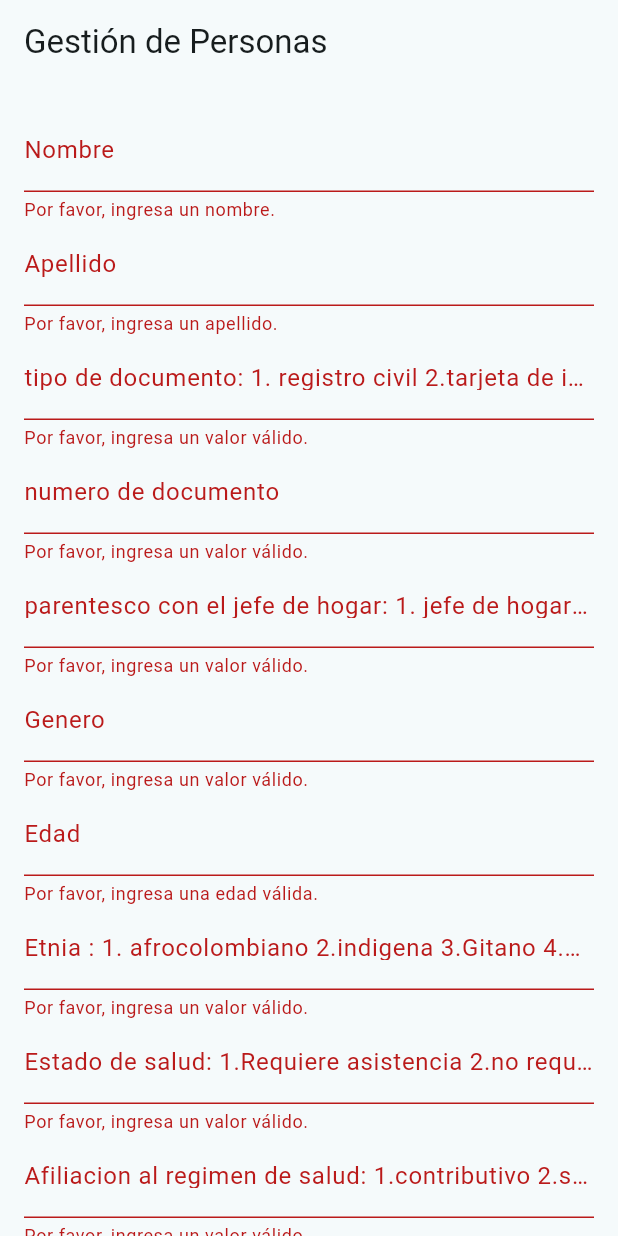
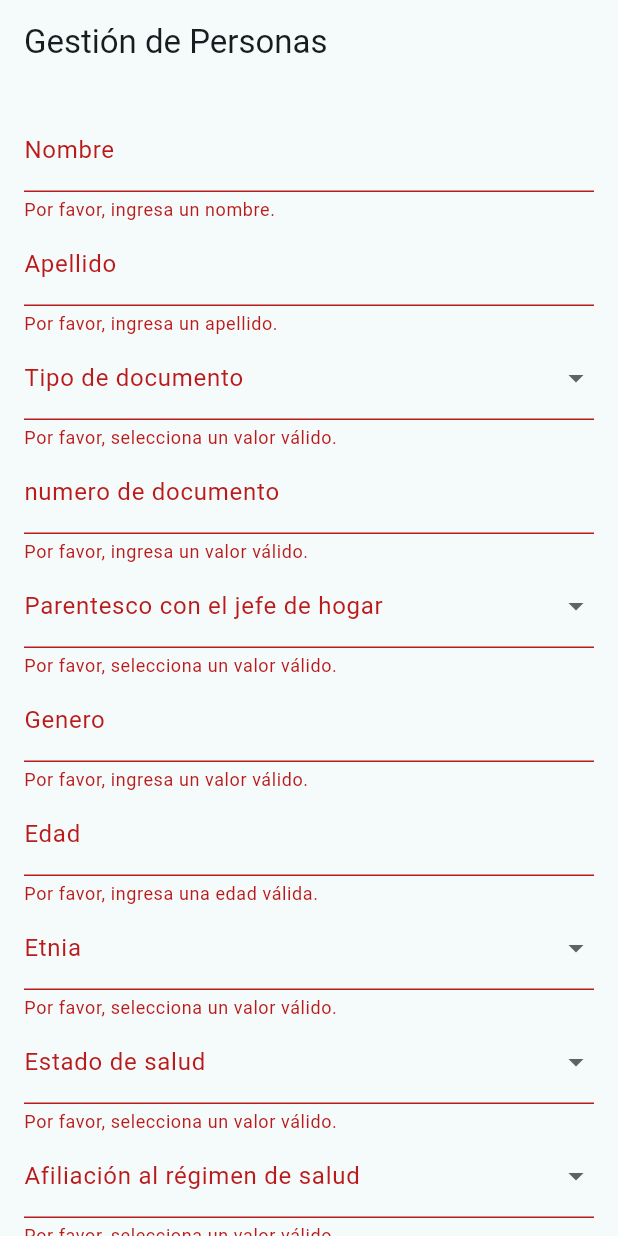
Before and after one commit to Cabariqued27/Proyecto_Final, a Flutter app: the MyHomePage screen opened directly, after a tap on "Agregar Persona", on a phone screen of 412 x 824 dp. Run offline on Flutter 3.47's test engine with Material 2 defaults, Android fonts, the phone set to English and light mode, and no system bars; our stand-ins replace firebase_core, firebase_database, pdf, permission_handler, sqflite; accounts and stored records are empty; statements that could not run were skipped.

```diff
--- a/sirdad/lib/widget/member_widget.dart
+++ b/sirdad/lib/widget/member_widget.dart
@@ -1,10 +1,12 @@
 import 'package:firebase_database/firebase_database.dart';
 import 'package:flutter/material.dart';
 import 'package:provider/provider.dart';
+import 'package:pdf/pdf.dart';
 import 'package:pdf/widgets.dart' as pw;
 import 'package:path_provider/path_provider.dart';
 import 'package:permission_handler/permission_handler.dart';
 import 'dart:io';
+
 import '../getters/miembro_model.dart';
 import '../models/member.dart';
 
@@ -36,15 +38,15 @@ class _MyHomePageState extends State<MyHomePage> {
   final GlobalKey<FormState> _formKey = GlobalKey<FormState>();
   TextEditingController _nameController = TextEditingController();
   TextEditingController _surnameController = TextEditingController();
-  TextEditingController _kidController = TextEditingController();
+  String? _selectedDocumento ;
   TextEditingController _nidController = TextEditingController();
-  TextEditingController _relaController = TextEditingController();
+  String? _selectedParentesco;
   TextEditingController _genController = TextEditingController();
   TextEditingController _ageController = TextEditingController();
-  TextEditingController _etController = TextEditingController();
-  TextEditingController _healController = TextEditingController();
-  TextEditingController _ahealController = TextEditingController();
-  TextEditingController _familyIdController = TextEditingController();
+  String? _selectedEtnia;
+  String? _selectedEstadoSalud;
+  String? _selectedAfiliacionSalud;
+  String? _selectedEstadoInmueble;
 
   late DatabaseReference dbRef;
 
@@ -58,17 +60,17 @@ class _MyHomePageState extends State<MyHomePage> {
     if (_formKey.currentState!.validate()) {
       String name = _nameController.text;
       String surname = _surnameController.text;
-      int kid = int.parse(_kidController.text);
+      int kid = int.parse(_selectedDocumento!);
       int nid = int.parse(_nidController.text);
-      int rela = int.parse(_relaController.text);
+      int rela = int.parse(_selectedParentesco!);
       String gen = _genController.text;
       int age = int.parse(_ageController.text);
-      int et = int.parse(_etController.text);
-      int heal = int.parse(_healController.text);
-      int aheal = int.parse(_ahealController.text);
-      int familyId = int.parse(_familyIdController.text);
+      int et = int.parse(_selectedEtnia!);
+      int heal = int.parse(_selectedEstadoSalud!);
+      int aheal = int.parse(_selectedAfiliacionSalud!);
+      int familyId = int.parse(_selectedEstadoInmueble!);
 
-      /*Member newMember = Member(
+      Member newMember = Member(
         name: name,
         surname: surname,
         kid: kid,
@@ -82,21 +84,14 @@ class _MyHomePageState extends State<MyHomePage> {
         familyId: familyId,
       );
 
-
-      memberData.addMember(newMember);*/
-
+      memberData.addMember(newMember);
 
       _nameController.clear();
       _surnameController.clear();
-      _kidController.clear();
       _nidController.clear();
-      _relaController.clear();
       _genController.clear();
       _ageController.clear();
-      _etController.clear();
-      _healController.clear();
-      _ahealController.clear();
-      _familyIdController.clear();
+
 
       dbRef.push().set({
         'name': name,
@@ -120,10 +115,11 @@ Future<void> _generatePDF(List<Member> members) async {
   pdf.addPage(
   pw.Page(
     build: (pw.Context context) {
-        return pw.Column(
+      return pw.Transform.rotate(
+        angle: 0 * 3.1415926535 / 180,
+        child: pw.Column(
           crossAxisAlignment: pw.CrossAxisAlignment.start,
           children: [
-            // Title Box
             pw.Container(
               width: double.infinity,
               padding: pw.EdgeInsets.all(10),
@@ -137,12 +133,10 @@ Future<void> _generatePDF(List<Member> members) async {
               ),
             ),
             pw.Row(
-
               children: [
-                // Left Section
                 pw.Container(
-                  width: 100, // Adjust the width as needed
-                  height: 40, // Adjust the height as needed
+                  width: 100,
+                  height: 40,
                   child: pw.Column(
                     mainAxisAlignment: pw.MainAxisAlignment.center,
                     children: [
@@ -151,15 +145,13 @@ Future<void> _generatePDF(List<Member> members) async {
                   ),
                   decoration: pw.BoxDecoration(border: pw.Border.all()),
                 ),
-                // Center Section
                 pw.Text(
                   'Gestion manejo de desastres',
                   style: pw.TextStyle(fontWeight: pw.FontWeight.bold, fontSize: 15),
                 ),
-                // Right Sections
                 pw.Container(
-                  width: 120, // Adjust the width as needed
-                  height: 40, // Adjust the height as needed
+                  width: 120,
+                  height: 40,
                   child: pw.Column(
                     mainAxisAlignment: pw.MainAxisAlignment.center,
                     children: [
@@ -169,8 +161,8 @@ Future<void> _generatePDF(List<Member> members) async {
                   decoration: pw.BoxDecoration(border: pw.Border.all()),
                 ),
                 pw.Container(
-                  width: 80, // Adjust the width as needed
-                  height: 40, // Adjust the height as needed
+                  width: 80,
+                  height: 40,
                   child: pw.Column(
                     mainAxisAlignment: pw.MainAxisAlignment.center,
                     children: [
@@ -181,47 +173,9 @@ Future<void> _generatePDF(List<Member> members) async {
                 ),
               ],
             ),
-            pw.SizedBox(height: 3),
+
             _buildInfoBoxes(),
-            pw.SizedBox(height: 3),
-            pw.Table(
-              border: pw.TableBorder.all(),
-              children: [
-                pw.TableRow(
-                  children: [
-                    pw.Text('Nombre'),
-                    pw.Text('Tipo de documento'),
-                    pw.Text('Numero de documento'),
-                    pw.Text('Parentesco con el jefe de Hogar'),
-                    pw.Text('Genero'),
-                    pw.Text('Edad'),
-                    pw.Text('Etnia'),
-                    pw.Text('Estado de salud'),
-                    pw.Text('Afiliacion al regimen de salud'),
-                    pw.Text('Estado del Inmueble'),
-                  ],
-                ),
-                // Add a TableRow for each member
-                for (var member in members)
-                  pw.TableRow(
-                    children: [
-                      pw.Text('${member.name} ${member.surname}'),
-                      pw.Text('${member.kid}'),
-                      pw.Text('${member.nid}'),
-                      pw.Text('${member.rela}'),
-                      pw.Text('${member.gen}'),
-                      pw.Text('${member.age}'),
-                      pw.Text('${member.et}'),
-                      pw.Text('${member.heal}'),
-                      pw.Text('${member.aheal}'),
-                      pw.Text('${member.familyId}'),
-                    ],
-                  ),
-              ],
-            ),
-
-            pw.SizedBox(height: 3),
-            // Boxes with titles and text
+            _buildTable(members),
             pw.Row(
               mainAxisAlignment: pw.MainAxisAlignment.spaceEvenly,
               children: [
@@ -234,7 +188,6 @@ Future<void> _generatePDF(List<Member> members) async {
               ],
             ),
             pw.SizedBox(height: 3),
-            // Box with 3 columns and 2 rows
             pw.Container(
               child: pw.Row(
                 children: [
@@ -255,23 +208,12 @@ Future<void> _generatePDF(List<Member> members) async {
               ),
               decoration: pw.BoxDecoration(border: pw.Border.all()),
             ),
-            // Box with text below
-            pw.Container(
-              margin: pw.EdgeInsets.only(top: 10),
-              child: pw.Text(
-                'PROTOTIPO DE FORMATO PARA PRESENTACION',
-                style: pw.TextStyle(fontWeight: pw.FontWeight.bold),
+          ],
         ),
-              decoration: pw.BoxDecoration(border: pw.Border.all()),
-            ),
-          ],
       );
     },
   ),
 );
-
-
-
 
 
 
@@ -296,7 +238,10 @@ Future<void> _generatePDF(List<Member> members) async {
 }
 
 pw.Widget _buildInfoBoxes() {
-  return pw.Row(
+  return pw.Container(
+    height: 100, // Puedes ajustar el valor según tus necesidades
+    width: 100, // Puedes ajustar el valor según tus necesidades
+    child: pw.Row(
       mainAxisAlignment: pw.MainAxisAlignment.spaceBetween,
       children: [
         _buildInfoBox('Barrio:soledad'),
@@ -305,8 +250,64 @@ pw.Widget _buildInfoBoxes() {
         _buildInfoBox('Fecha: 12/12/23'),
         _buildInfoBox('Firma del Jefe: Luis diaz'),
       ],
+    ),
   );
 }
+
+pw.Widget _buildTable(List<Member> members) {
+  return pw.Container(
+    height: 600,
+    width: 1500, // Ajusta según tus necesidades
+    child: pw.Table(
+      border: pw.TableBorder.all(),
+      columnWidths: {
+        0: pw.FixedColumnWidth(200), // Ancho para la columna 'Nombre'
+        1: pw.FixedColumnWidth(200), // Ancho para la columna 'Tipo de documento'
+        2: pw.FixedColumnWidth(200), // Ancho para la columna 'Numero de documento'
+        3: pw.FixedColumnWidth(200), // Ancho para la columna 'Parentesco con el jefe de Hogar'
+        4: pw.FixedColumnWidth(200), // Ancho para la columna 'Genero'
+        5: pw.FixedColumnWidth(200), // Ancho para la columna 'Edad'
+        6: pw.FixedColumnWidth(200), // Ancho para la columna 'Etnia'
+        7: pw.FixedColumnWidth(200), // Ancho para la columna 'Estado de salud'
+        8: pw.FixedColumnWidth(200), // Ancho para la columna 'Afiliacion al regimen de salud'
+        9: pw.FixedColumnWidth(200), // Ancho para la columna 'Estado del Inmueble'
+      },
+      children: [
+        pw.TableRow(
+          children: [
+            pw.Text('Nombre'),
+            pw.Text('Tipo de documento'),
+            pw.Text('Numero de documento'),
+            pw.Text('Parentesco con el jefe de Hogar'),
+            pw.Text('Genero'),
+            pw.Text('Edad'),
+            pw.Text('Etnia'),
+            pw.Text('Estado de salud'),
+            pw.Text('Afiliacion al regimen de salud'),
+            pw.Text('Estado del Inmueble'),
+          ],
+        ),
+        for (var member in members)
+          pw.TableRow(
+            children: [
+              pw.Text('${member.name} ${member.surname}'),
+              pw.Text('${member.kid}'),
+              pw.Text('${member.nid}'),
+              pw.Text('${member.rela}'),
+              pw.Text('${member.gen}'),
+              pw.Text('${member.age}'),
+              pw.Text('${member.et}'),
+              pw.Text('${member.heal}'),
+              pw.Text('${member.aheal}'),
+              pw.Text('${member.familyId}'),
+            ],
+          ),
+      ],
+    ),
+  );
+}
+
+
 
 pw.Widget _buildInfoBox(String label) {
   return pw.Container(
@@ -353,6 +354,7 @@ pw.Widget _buildInfoBoxWithText(String title, String text) {
 }
 
 
+
   @override
   Widget build(BuildContext context) {
     return Scaffold(
@@ -388,13 +390,43 @@ pw.Widget _buildInfoBoxWithText(String title, String text) {
                       return null;
                     },
                   ),
-                  TextFormField(
-                    controller: _kidController,
-                    decoration: InputDecoration(labelText: 'tipo de documento: 1. registro civil 2.tarjeta de identidad 3.cedula de ciudadania 4.cedulan de extranjera 5.indocumentado 6.no sabe/no responde'),
-                    keyboardType: TextInputType.number,
+                  DropdownButtonFormField<String>(
+  value: _selectedDocumento,
+  onChanged: (String? value) {
+    setState(() {
+      _selectedDocumento = value;
+    });
+  },
+  items: [
+    DropdownMenuItem(
+      value: '1',
+      child: Text('Registro Civil'),
+    ),
+    DropdownMenuItem(
+      value: '2',
+      child: Text('Tarjeta de Identidad'),
+    ),
+    DropdownMenuItem(
+      value: '3',
+      child: Text('Cédula de Ciudadanía'),
+    ),
+    DropdownMenuItem(
+      value: '4',
+      child: Text('Cédula de Extranjería'),
+    ),
+    DropdownMenuItem(
+      value: '5',
+      child: Text('Indocumentado'),
+    ),
+    DropdownMenuItem(
+      value: '6',
+      child: Text('No Sabe/No Responde'),
+    ),
+  ],
+  decoration: InputDecoration(labelText: 'Tipo de documento'),
   validator: (value) {
-                      if (value!.isEmpty) {
-                        return 'Por favor, ingresa un valor válido.';
+    if (value == null || value.isEmpty) {
+      return 'Por favor, selecciona un valor válido.';
     }
     return null;
   },
@@ -410,13 +442,51 @@ pw.Widget _buildInfoBoxWithText(String title, String text) {
                       return null;
                     },
                   ),
-                  TextFormField(
-                    controller: _relaController,
-                    decoration: InputDecoration(labelText: 'parentesco con el jefe de hogar: 1. jefe de hogar 2.esposo(a) 3.hijo(a) 4.primo(a) 5.tio(a) 6.nieto(a) 7.suegro(a) 8.yerno/nuera'),
-                    keyboardType: TextInputType.number,
+                  DropdownButtonFormField<String>(
+  value: _selectedParentesco,
+  onChanged: (String? value) {
+    setState(() {
+      _selectedParentesco = value;
+    });
+  },
+  items: [
+    DropdownMenuItem(
+      value: '1',
+      child: Text('Jefe de Hogar'),
+    ),
+    DropdownMenuItem(
+      value: '2',
+      child: Text('Esposo(a)'),
+    ),
+    DropdownMenuItem(
+      value: '3',
+      child: Text('Hijo(a)'),
+    ),
+    DropdownMenuItem(
+      value: '4',
+      child: Text('Primo(a)'),
+    ),
+    DropdownMenuItem(
+      value: '5',
+      child: Text('Tío(a)'),
+    ),
+    DropdownMenuItem(
+      value: '6',
+      child: Text('Nieto(a)'),
+    ),
+    DropdownMenuItem(
+      value: '7',
+      child: Text('Suegro(a)'),
+    ),
+    DropdownMenuItem(
+      value: '8',
+      child: Text('Yerno/Nuera'),
+    ),
+  ],
+  decoration: InputDecoration(labelText: 'Parentesco con el jefe de hogar'),
   validator: (value) {
-                      if (value!.isEmpty) {
-                        return 'Por favor, ingresa un valor válido.';
+    if (value == null || value.isEmpty) {
+      return 'Por favor, selecciona un valor válido.';
     }
     return null;
   },
@@ -442,46 +512,129 @@ pw.Widget _buildInfoBoxWithText(String title, String text) {
                       return null;
                     },
                   ),
-                  TextFormField(
-                    controller: _etController,
-                    decoration: InputDecoration(labelText: 'Etnia : 1. afrocolombiano 2.indigena 3.Gitano 4.Razial 5.Otro 6.sin informacion'),
-                    keyboardType: TextInputType.number,
+                  DropdownButtonFormField<String>(
+  value: _selectedEtnia,
+  onChanged: (String? value) {
+    setState(() {
+      _selectedEtnia = value;
+    });
+  },
+  items: [
+    DropdownMenuItem(
+      value: '1',
+      child: Text('Afrocolombiano'),
+    ),
+    DropdownMenuItem(
+      value: '2',
+      child: Text('Indígena'),
+    ),
+    DropdownMenuItem(
+      value: '3',
+      child: Text('Gitano'),
+    ),
+    DropdownMenuItem(
+      value: '4',
+      child: Text('Racial'),
+    ),
+    DropdownMenuItem(
+      value: '5',
+      child: Text('Otro'),
+    ),
+    DropdownMenuItem(
+      value: '6',
+      child: Text('Sin información'),
+    ),
+  ],
+  decoration: InputDecoration(labelText: 'Etnia'),
   validator: (value) {
-                      if (value!.isEmpty) {
-                        return 'Por favor, ingresa un valor válido.';
+    if (value == null || value.isEmpty) {
+      return 'Por favor, selecciona un valor válido.';
     }
     return null;
   },
 ),
-                  TextFormField(
-                    controller: _healController,
-                    decoration: InputDecoration(labelText: 'Estado de salud: 1.Requiere asistencia 2.no requiere asistencia medica'),
-                    keyboardType: TextInputType.number,
+
+DropdownButtonFormField<String>(
+  value: _selectedEstadoSalud,
+  onChanged: (String? value) {
+    setState(() {
+      _selectedEstadoSalud = value;
+    });
+  },
+  items: [
+    DropdownMenuItem(
+      value: '1',
+      child: Text('Requiere asistencia'),
+    ),
+    DropdownMenuItem(
+      value: '2',
+      child: Text('No requiere asistencia médica'),
+    ),
+  ],
+  decoration: InputDecoration(labelText: 'Estado de salud'),
   validator: (value) {
-                      if (value!.isEmpty) {
-                        return 'Por favor, ingresa un valor válido.';
+    if (value == null || value.isEmpty) {
+      return 'Por favor, selecciona un valor válido.';
     }
     return null;
   },
 ),
-                  TextFormField(
-                    controller: _ahealController,
-                    decoration: InputDecoration(labelText: 'Afiliacion al regimen de salud: 1.contributivo 2.subsidio 3.sin afilicion'),
-                    keyboardType: TextInputType.number,
+
+DropdownButtonFormField<String>(
+  value: _selectedAfiliacionSalud,
+  onChanged: (String? value) {
+    setState(() {
+      _selectedAfiliacionSalud = value;
+    });
+  },
+  items: [
+    DropdownMenuItem(
+      value: '1',
+      child: Text('Contributivo'),
+    ),
+    DropdownMenuItem(
+      value: '2',
+      child: Text('Subsidio'),
+    ),
+    DropdownMenuItem(
+      value: '3',
+      child: Text('Sin afiliación'),
+    ),
+  ],
+  decoration: InputDecoration(labelText: 'Afiliación al régimen de salud'),
   validator: (value) {
-                      if (value!.isEmpty) {
-                        return 'Por favor, ingresa un valor válido.';
+    if (value == null || value.isEmpty) {
+      return 'Por favor, selecciona un valor válido.';
     }
     return null;
   },
 ),
-                  TextFormField(
-                    controller: _familyIdController,
-                    decoration: InputDecoration(labelText: 'Estado del inmueble 1. habitable 2.no habitable 3.destruida'),
-                    keyboardType: TextInputType.number,
+
+DropdownButtonFormField<String>(
+  value: _selectedEstadoInmueble,
+  onChanged: (String? value) {
+    setState(() {
+      _selectedEstadoInmueble = value;
+    });
+  },
+  items: [
+    DropdownMenuItem(
+      value: '1',
+      child: Text('Habitable'),
+    ),
+    DropdownMenuItem(
+      value: '2',
+      child: Text('No habitable'),
+    ),
+    DropdownMenuItem(
+      value: '3',
+      child: Text('Destruida'),
+    ),
+  ],
+  decoration: InputDecoration(labelText: 'Estado del inmueble'),
   validator: (value) {
-                      if (value!.isEmpty) {
-                        return 'Por favor, ingresa un valor válido.';
+    if (value == null || value.isEmpty) {
+      return 'Por favor, selecciona un valor válido.';
     }
     return null;
   },
```
Lines whose indentation alone changed are shown as unchanged.
